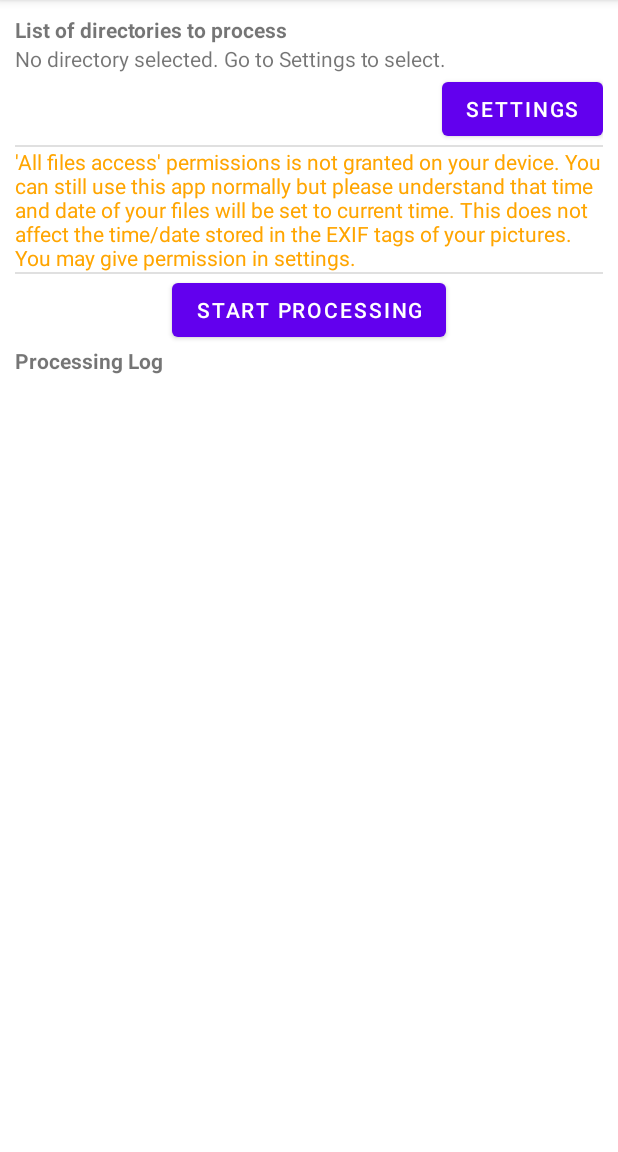
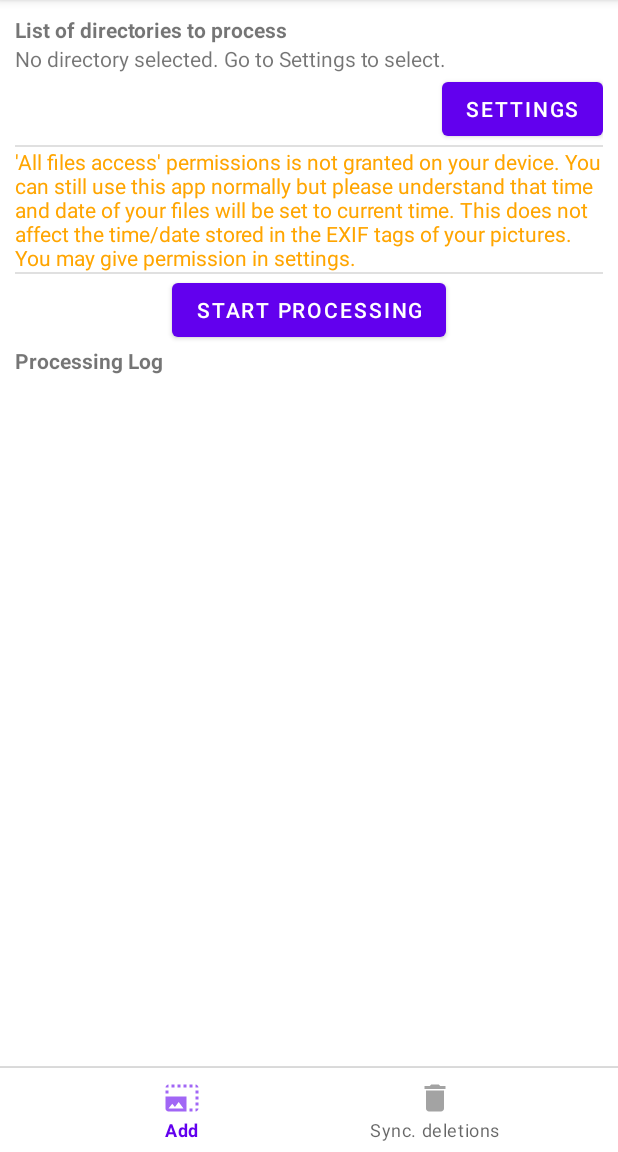
Before and after one commit to tenzap/exif-thumbnail-adder, an Android app: the screen it shows after launch (MainActivity), on a phone screen of 412 x 824 dp, the part 84-1236 px from its top. Run offline under Robolectric (Android 15) with nearby library versions, the light colour scheme and no system bars; our stand-ins replace androidx.preference, navigation-ui; 2 statements that could not run were skipped.

Commit message:
Add bottom bar on MainActivity

```diff
--- a/app/src/main/java/com/exifthumbnailadder/app/MainActivity.java
+++ b/app/src/main/java/com/exifthumbnailadder/app/MainActivity.java
@@ -28,6 +28,10 @@
 import androidx.core.app.ActivityCompat;
 import androidx.appcompat.app.AppCompatActivity;
 import androidx.appcompat.widget.Toolbar;
+import androidx.fragment.app.FragmentManager;
+import androidx.navigation.NavController;
+import androidx.navigation.fragment.NavHostFragment;
+import androidx.navigation.ui.NavigationUI;
 import androidx.preference.PreferenceManager;
 import androidx.core.content.ContextCompat;
 
@@ -35,6 +39,8 @@
 
 import android.view.Menu;
 import android.view.MenuItem;
+
+import com.google.android.material.bottomnavigation.BottomNavigationView;
 
 public class MainActivity extends AppCompatActivity implements SharedPreferences.OnSharedPreferenceChangeListener {
 
@@ -62,6 +68,15 @@
         setContentView(R.layout.activity_main);
         Toolbar toolbar = findViewById(R.id.toolbar);
         setSupportActionBar(toolbar);
+
+        // Link the BottomNavigationView with the navigation graph
+        // https://developer.android.com/guide/navigation/navigation-ui#bottom_navigation
+        FragmentManager fragmentManager = this.getSupportFragmentManager();
+        NavHostFragment navHostFragment = (NavHostFragment)fragmentManager.findFragmentById(R.id.nav_host_fragment);
+        NavController navController = navHostFragment.getNavController();
+        BottomNavigationView bottomNavigationView = findViewById(R.id.bottomNavigationView);
+        NavigationUI.setupWithNavController(bottomNavigationView, navController);
+        bottomNavigationView.setItemHorizontalTranslationEnabled(true);
 
         SharedPreferences prefs = PreferenceManager.getDefaultSharedPreferences(this);
         prefs.registerOnSharedPreferenceChangeListener(this);
--- /dev/null
+++ b/app/src/main/res/drawable-anydpi/ic_add.xml
@@ -0,0 +1,11 @@
+<vector xmlns:android="http://schemas.android.com/apk/res/android"
+    android:width="24dp"
+    android:height="24dp"
+    android:viewportWidth="24"
+    android:viewportHeight="24"
+    android:tint="#333333"
+    android:alpha="0.6">
+  <path
+      android:fillColor="@android:color/white"
+      android:pathData="M21,15h2v2h-2v-2zM21,11h2v2h-2v-2zM23,19h-2v2c1,0 2,-1 2,-2zM13,3h2v2h-2L13,3zM21,7h2v2h-2L21,7zM21,3v2h2c0,-1 -1,-2 -2,-2zM1,7h2v2L1,9L1,7zM17,3h2v2h-2L17,3zM17,19h2v2h-2v-2zM3,3C2,3 1,4 1,5h2L3,3zM9,3h2v2L9,5L9,3zM5,3h2v2L5,5L5,3zM1,11v8c0,1.1 0.9,2 2,2h12L15,11L1,11zM3,19l2.5,-3.21 1.79,2.15 2.5,-3.22L13,19L3,19z"/>
+</vector>
--- /dev/null
+++ b/app/src/main/res/drawable-anydpi/ic_settings.xml
@@ -0,0 +1,11 @@
+<vector xmlns:android="http://schemas.android.com/apk/res/android"
+    android:width="24dp"
+    android:height="24dp"
+    android:viewportWidth="24"
+    android:viewportHeight="24"
+    android:tint="#333333"
+    android:alpha="0.6">
+  <path
+      android:fillColor="@android:color/white"
+      android:pathData="M19.14,12.94c0.04,-0.3 0.06,-0.61 0.06,-0.94c0,-0.32 -0.02,-0.64 -0.07,-0.94l2.03,-1.58c0.18,-0.14 0.23,-0.41 0.12,-0.61l-1.92,-3.32c-0.12,-0.22 -0.37,-0.29 -0.59,-0.22l-2.39,0.96c-0.5,-0.38 -1.03,-0.7 -1.62,-0.94L14.4,2.81c-0.04,-0.24 -0.24,-0.41 -0.48,-0.41h-3.84c-0.24,0 -0.43,0.17 -0.47,0.41L9.25,5.35C8.66,5.59 8.12,5.92 7.63,6.29L5.24,5.33c-0.22,-0.08 -0.47,0 -0.59,0.22L2.74,8.87C2.62,9.08 2.66,9.34 2.86,9.48l2.03,1.58C4.84,11.36 4.8,11.69 4.8,12s0.02,0.64 0.07,0.94l-2.03,1.58c-0.18,0.14 -0.23,0.41 -0.12,0.61l1.92,3.32c0.12,0.22 0.37,0.29 0.59,0.22l2.39,-0.96c0.5,0.38 1.03,0.7 1.62,0.94l0.36,2.54c0.05,0.24 0.24,0.41 0.48,0.41h3.84c0.24,0 0.44,-0.17 0.47,-0.41l0.36,-2.54c0.59,-0.24 1.13,-0.56 1.62,-0.94l2.39,0.96c0.22,0.08 0.47,0 0.59,-0.22l1.92,-3.32c0.12,-0.22 0.07,-0.47 -0.12,-0.61L19.14,12.94zM12,15.6c-1.98,0 -3.6,-1.62 -3.6,-3.6s1.62,-3.6 3.6,-3.6s3.6,1.62 3.6,3.6S13.98,15.6 12,15.6z"/>
+</vector>
--- /dev/null
+++ b/app/src/main/res/drawable-anydpi/ic_sync.xml
@@ -0,0 +1,11 @@
+<vector xmlns:android="http://schemas.android.com/apk/res/android"
+    android:width="24dp"
+    android:height="24dp"
+    android:viewportWidth="24"
+    android:viewportHeight="24"
+    android:tint="#333333"
+    android:alpha="0.6">
+  <path
+      android:fillColor="@android:color/white"
+      android:pathData="M6,19c0,1.1 0.9,2 2,2h8c1.1,0 2,-0.9 2,-2V7H6v12zM19,4h-3.5l-1,-1h-5l-1,1H5v2h14V4z"/>
+</vector>
--- a/app/src/main/res/layout/activity_main.xml
+++ b/app/src/main/res/layout/activity_main.xml
@@ -1,5 +1,5 @@
 <?xml version="1.0" encoding="utf-8"?>
-<androidx.coordinatorlayout.widget.CoordinatorLayout xmlns:android="http://schemas.android.com/apk/res/android"
+<androidx.constraintlayout.widget.ConstraintLayout xmlns:android="http://schemas.android.com/apk/res/android"
     xmlns:app="http://schemas.android.com/apk/res-auto"
     xmlns:tools="http://schemas.android.com/tools"
     android:layout_width="match_parent"
@@ -7,9 +7,11 @@
     tools:context=".MainActivity">
 
     <com.google.android.material.appbar.AppBarLayout
+        android:id="@+id/app_bar_layout"
         android:layout_width="match_parent"
         android:layout_height="wrap_content"
-        android:theme="@style/Theme.ExifThumbnailAdder.AppBarOverlay">
+        android:theme="@style/Theme.ExifThumbnailAdder.AppBarOverlay"
+        app:layout_constraintTop_toTopOf="parent">
 
         <androidx.appcompat.widget.Toolbar
             android:id="@+id/toolbar"
@@ -20,6 +22,39 @@
 
     </com.google.android.material.appbar.AppBarLayout>
 
-    <include layout="@layout/content_main" />
+    <include layout="@layout/content_main"
+        android:id="@+id/include"
+        android:layout_width="match_parent"
+        android:layout_height="0dp"
+        app:layout_constrainedHeight="true"
+        app:layout_constraintHeight_default="spread"
+        app:layout_constraintBottom_toTopOf="@+id/bottomNavigationViewGroup"
+        app:layout_constraintTop_toBottomOf="@id/app_bar_layout" />
 
-</androidx.coordinatorlayout.widget.CoordinatorLayout>
+    <LinearLayout
+        android:id="@+id/bottomNavigationViewGroup"
+        app:layout_constraintBottom_toBottomOf="parent"
+        app:layout_constraintEnd_toEndOf="parent"
+        app:layout_constraintHorizontal_bias="0.5"
+        app:layout_constraintStart_toStartOf="parent"
+        android:layout_width="match_parent"
+        android:layout_height="wrap_content"
+        android:orientation="vertical">
+
+        <View
+            android:id="@+id/divider"
+            android:layout_width="match_parent"
+            android:layout_height="1dp"
+            android:background="?android:attr/listDivider" />
+
+        <!--    Add this to BottomNavigationView to enable autohide on scroll-->
+        <!--    This is only when using a CoordinatorLayout-->
+        <!--    app:layout_behavior="@string/hide_bottom_view_on_scroll_behavior"-->
+        <com.google.android.material.bottomnavigation.BottomNavigationView
+            android:id="@+id/bottomNavigationView"
+            android:layout_width="match_parent"
+            android:layout_height="wrap_content"
+            app:menu="@menu/bottom_nav_menu" />
+    </LinearLayout>
+
+</androidx.constraintlayout.widget.ConstraintLayout>
--- /dev/null
+++ b/app/src/main/res/menu/bottom_nav_menu.xml
@@ -0,0 +1,28 @@
+<?xml version="1.0" encoding="utf-8"?>
+<menu xmlns:app="http://schemas.android.com/apk/res-auto"
+    xmlns:android="http://schemas.android.com/apk/res/android">
+
+    <item
+        android:id="@+id/FirstFragment"
+        android:icon="@drawable/ic_add"
+        android:orderInCategory="100"
+        android:title="@string/action_add_thumbs"
+        app:showAsAction="never"
+        />
+
+    <item
+        android:id="@+id/SecondFragment"
+        android:icon="@drawable/ic_sync"
+        android:orderInCategory="100"
+        android:title="@string/action_sync"
+        app:showAsAction="never"
+        />
+
+<!--    <item-->
+<!--        android:id="@+id/action_settings"-->
+<!--        android:icon="@drawable/ic_settings"-->
+<!--        android:orderInCategory="100"-->
+<!--        android:title="@string/action_settings"-->
+<!--        app:showAsAction="never" />-->
+
+</menu>
--- a/app/src/main/res/values/strings.xml
+++ b/app/src/main/res/values/strings.xml
@@ -177,5 +177,6 @@
     <string name="sync_log_checking">Checking: %1$s</string>
     <string name="sync_log_failure_to_delete_file">Failure to delete file</string>
     <string name="sync_log_files_to_remove">Files to remove (not in source anymore):</string>
+    <string name="action_add_thumbs">Add</string>
 
 </resources>
```
Also changed, not shown: app/src/main/res/drawable-hdpi/ic_add.png (added), app/src/main/res/drawable-hdpi/ic_settings.png (added), app/src/main/res/drawable-hdpi/ic_sync.png (added), app/src/main/res/drawable-mdpi/ic_add.png (added), app/src/main/res/drawable-mdpi/ic_settings.png (added), app/src/main/res/drawable-mdpi/ic_sync.png (added), app/src/main/res/drawable-xhdpi/ic_add.png (added), app/src/main/res/drawable-xhdpi/ic_settings.png (added), app/src/main/res/drawable-xhdpi/ic_sync.png (added), app/src/main/res/drawable-xxhdpi/ic_add.png (added), app/src/main/res/drawable-xxhdpi/ic_settings.png (added), app/src/main/res/drawable-xxhdpi/ic_sync.png (added), 1 other file.
